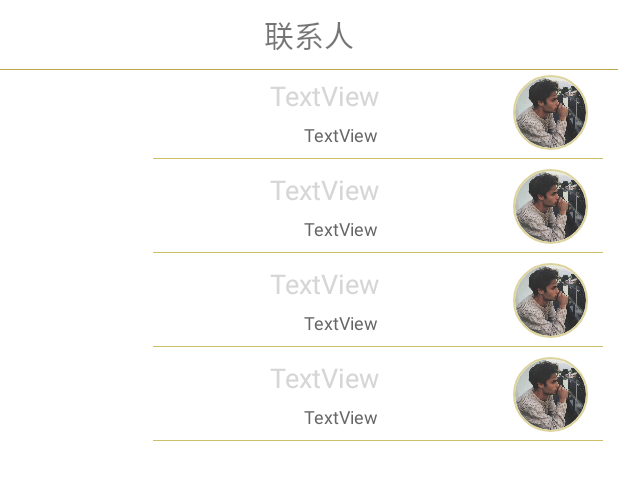
After one commit to reggie1996/DigitalWallet, an Android app: the layout drawer_friendlist.xml on its own in the app's theme, with its tools: preview values and no code run, on a phone screen of 412 x 824 dp. The commit adds this screen. Shown: the top 480 px of the screen. Run offline under Robolectric (Android 15) with nearby library versions, the phone set to English and light mode, and no system bars.

```diff
--- a/app/build.gradle
+++ b/app/build.gradle
@@ -72,9 +72,7 @@ dependencies {
     compile 'com.github.florent37:materialviewpager:1.2.3'
     compile 'com.flaviofaria:kenburnsview:1.0.7'
     compile 'com.jpardogo.materialtabstrip:library:1.1.0'
-
     implementation 'com.android.support:cardview-v7:26.1.0'
-
     //圆形view
     compile 'de.hdodenhof:circleimageview:2.2.0'
     //MD风格
@@ -85,6 +83,8 @@ dependencies {
     compile 'com.youth.banner:banner:1.4.10'
     //dialog
     implementation 'com.afollestad.material-dialogs:core:0.9.6.0'
+    //聊天气泡
+    compile 'com.github.lguipeng:BubbleView:1.0.1'
 }
 
 apply plugin: 'kotlin-android'
--- a/app/src/main/AndroidManifest.xml
+++ b/app/src/main/AndroidManifest.xml
@@ -9,7 +9,7 @@
     <uses-permission android:name="android.permission.ACCESS_NETWORK_STATE" />
 
     <application
-        android:name=".ArcFace.Application"
+        android:name=".Application"
         android:allowBackup="true"
         android:icon="@mipmap/ic_launcher"
         android:label="@string/app_name"
@@ -34,6 +34,7 @@
         <activity android:name=".Test.PagerActivity" />
         <activity android:name=".Activity.SendActivity" />
         <activity android:name=".Activity.ReciveActivity" />
+        <activity android:name=".Activity.ConversationActivity"></activity>
     </application>
 
 </manifest>
--- a/app/src/main/java/com/reggie/digitalwallet/Fragment/ChildFragment/Community1RecyclerViewFragment.java
+++ b/app/src/main/java/com/reggie/digitalwallet/Fragment/ChildFragment/Community1RecyclerViewFragment.java
@@ -33,7 +33,6 @@ import jp.wasabeef.recyclerview.animators.ScaleInAnimator;
 
 public class Community1RecyclerViewFragment extends Fragment {
 
-    private static final int ITEM_COUNT = 20;
 
     @BindView(R.id.rv_community_child1)
     RecyclerView recyclerView;
--- /dev/null
+++ b/app/src/main/res/layout/drawer_friendlist.xml
@@ -0,0 +1,44 @@
+<?xml version="1.0" encoding="utf-8"?>
+<LinearLayout xmlns:android="http://schemas.android.com/apk/res/android"
+    xmlns:app="http://schemas.android.com/apk/res-auto"
+    android:id="@+id/navigation_view"
+    android:layout_width="match_parent"
+    android:layout_height="match_parent"
+    android:layout_gravity="end"
+    android:background="@android:color/white"
+    android:orientation="vertical">
+
+    <ScrollView
+        android:layout_width="match_parent"
+        android:layout_height="match_parent"
+        android:scrollbars="none">
+
+        <LinearLayout
+            android:layout_width="match_parent"
+            android:layout_height="match_parent"
+            android:orientation="vertical">
+
+            <TextView
+                android:layout_width="match_parent"
+                android:layout_height="match_parent"
+                android:text="联系人"
+                android:gravity="center"
+                android:textSize="20dp"
+                android:padding="8dp"/>
+
+            <View
+                android:layout_width="match_parent"
+                android:layout_height="0.3dp"
+                android:background="@color/colorGold1"/>
+
+            <include layout="@layout/list_item_friend"
+                android:id="@+id/friend1"/>
+            <include layout="@layout/list_item_friend"/>
+            <include layout="@layout/list_item_friend"/>
+            <include layout="@layout/list_item_friend"/>
+
+
+        </LinearLayout>
+    </ScrollView>
+
+</LinearLayout>
--- /dev/null
+++ b/app/src/main/res/layout/list_item_friend.xml
@@ -0,0 +1,67 @@
+<?xml version="1.0" encoding="utf-8"?>
+<LinearLayout xmlns:android="http://schemas.android.com/apk/res/android"
+    android:layout_width="match_parent"
+    android:layout_height="wrap_content"
+    android:orientation="vertical"
+    android:paddingTop="3dp"
+    android:paddingBottom="3dp"
+    android:paddingRight="10dp"
+    xmlns:app="http://schemas.android.com/apk/res-auto">
+
+
+    <FrameLayout
+        android:layout_width="match_parent"
+        android:layout_height="wrap_content">
+
+
+        <LinearLayout
+            android:orientation="vertical"
+            android:layout_width="wrap_content"
+            android:layout_height="wrap_content"
+            android:layout_gravity="center"
+            android:layout_marginLeft="15dp">
+
+            <TextView
+                android:text="TextView"
+                android:layout_width="wrap_content"
+                android:layout_height="wrap_content"
+                android:id="@+id/friend_name"
+                android:textSize="18sp"
+                android:layout_marginBottom="5dp"
+                android:textColor="@color/black"
+                android:typeface="sans"
+                />
+
+            <TextView
+                android:text="TextView"
+                android:textSize="12sp"
+                android:textColor="#666666"
+                android:layout_gravity="right"
+                android:layout_width="wrap_content"
+                android:layout_height="wrap_content"
+                android:id="@+id/friend_id"
+                android:typeface="sans"/>
+        </LinearLayout>
+
+        <de.hdodenhof.circleimageview.CircleImageView
+            android:layout_gravity="end"
+            android:id="@+id/profile_image"
+            android:layout_width="50dp"
+            android:layout_height="50dp"
+            android:layout_marginRight="10dp"
+            android:src="@mipmap/profile_image"
+            app:civ_border_color="@color/colorGold3"
+            app:civ_border_width="1dp" />
+
+
+    </FrameLayout>
+
+    <View
+        android:layout_width="300dp"
+        android:layout_height="0.2dp"
+        android:layout_gravity="right"
+        android:background="@color/colorGold2"
+        android:layout_marginTop="5dp"/>
+
+
+</LinearLayout>
```
Also changed, not shown: app/src/main/java/com/reggie/digitalwallet/Activity/ConversationActivity.java (added, +35 -0 lines), app/src/main/java/com/reggie/digitalwallet/Application.java (added, +74 -0 lines), app/src/main/java/com/reggie/digitalwallet/Fragment/CommunityFragment.java (+38 -0 lines), app/src/main/java/com/reggie/digitalwallet/Test/TestData.java (+1 -0 lines), app/src/main/res/layout/activity_conversation.xml (added, +82 -0 lines), app/src/main/res/layout/fragment_community.xml (+24 -3 lines), app/src/main/res/layout/item_conversation.xml (added, +38 -0 lines), app/src/main/res/layout/item_conversation_self.xml (added, +44 -0 lines).
